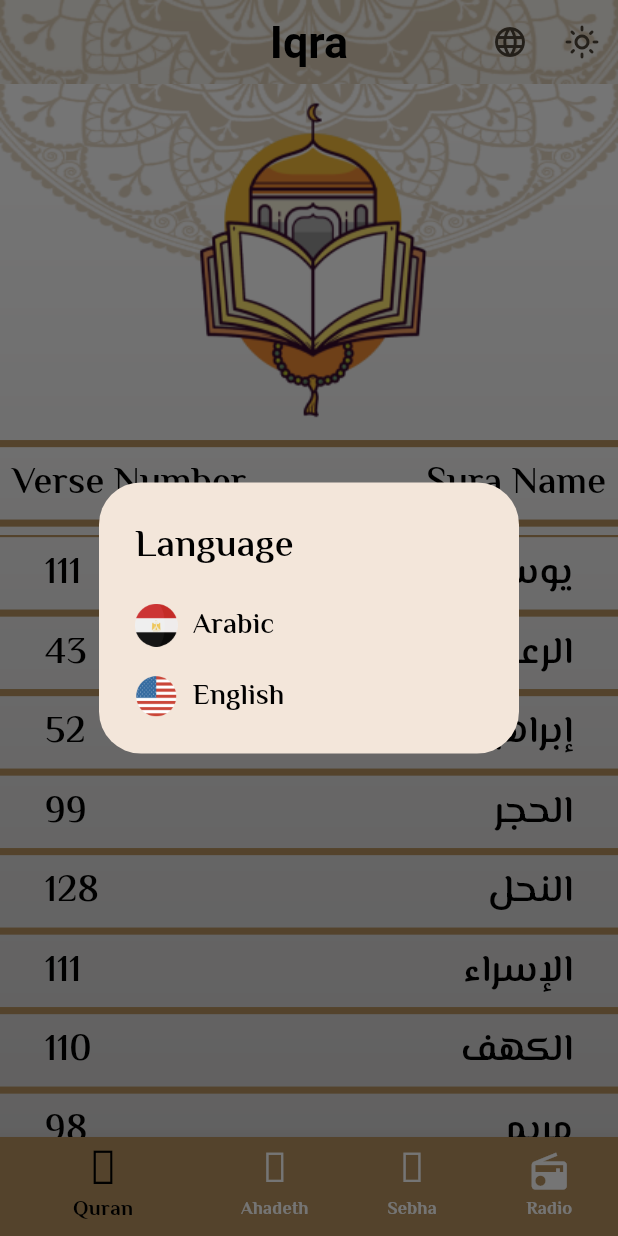
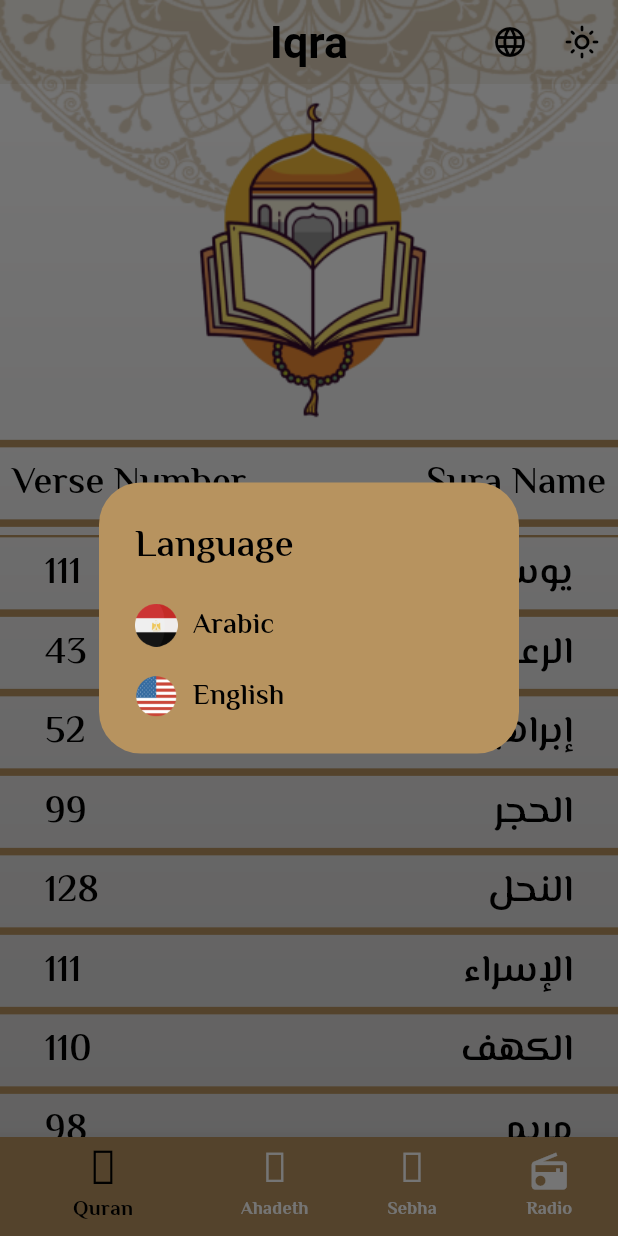
Before and after one commit to NadaMohamedMedhat/Iqra, a Flutter app: the screen it shows after launch, scrolled down 576 dp, after a tap on the "language" icon, on a phone screen of 412 x 824 dp. Run offline on Flutter 3.47's test engine with Material 3 defaults, Android fonts, the phone set to English and light mode, and no system bars; our stand-ins replace easy_localization, flutter_screenutil, google_fonts, lottie; missing offline and left inert: flutter_islamic_icons; Roboto replaces fonts that are missing (Cairo).

Commit message:
-theme is done - theme provider is done

```diff
--- a/lib/config/theme/app_theme.dart
+++ b/lib/config/theme/app_theme.dart
@@ -60,6 +60,15 @@ class AppTheme {
         fontWeight: FontWeight.w600,
       ),
     ),
+    dividerTheme: const DividerThemeData(
+      color: AppColors.primaryLightColor,
+      thickness: 5,
+    ),
+    iconButtonTheme: IconButtonThemeData(
+      style: ButtonStyle(
+        iconColor: WidgetStateProperty.all(Colors.black),
+      ),
+    ),
   );
   static ThemeData darkTheme = ThemeData(
     scaffoldBackgroundColor: Colors.transparent,
@@ -81,7 +90,7 @@ class AppTheme {
     bottomNavigationBarTheme: BottomNavigationBarThemeData(
       backgroundColor: AppColors.primaryDarkColor,
       selectedIconTheme: IconThemeData(
-        color:AppColors.secondaryDarkColor,
+        color: AppColors.secondaryDarkColor,
         size: 32,
       ),
       unselectedIconTheme: const IconThemeData(
@@ -118,5 +127,14 @@ class AppTheme {
         fontWeight: FontWeight.w600,
       ),
     ),
+    dividerTheme: DividerThemeData(
+      color: AppColors.secondaryDarkColor,
+      thickness: 5,
+    ),
+    iconButtonTheme: IconButtonThemeData(
+      style: ButtonStyle(
+        iconColor: WidgetStateProperty.all(AppColors.secondaryDarkColor),
+      ),
+    ),
   );
 }
--- a/lib/main.dart
+++ b/lib/main.dart
@@ -1,7 +1,9 @@
 import 'package:easy_localization/easy_localization.dart';
 import 'package:flutter/material.dart';
+import 'package:provider/provider.dart';
 
 import 'myapp.dart';
+import 'presentation/provider/theme_provider.dart';
 
 Future<void> main() async {
   WidgetsFlutterBinding.ensureInitialized();
@@ -16,7 +18,10 @@ Future<void> main() async {
       fallbackLocale: const Locale('en'),
       startLocale: const Locale('en'),
       saveLocale: true,
-      child: const MyApp(),
+      child: ChangeNotifierProvider(
+        create: (context) => ThemeProvider(),
+        child: const MyApp(),
+      ),
     ),
   );
 }
--- a/lib/myapp.dart
+++ b/lib/myapp.dart
@@ -3,10 +3,12 @@ import 'package:flutter/material.dart';
 import 'package:flutter_screenutil/flutter_screenutil.dart';
 import 'package:iqra/config/theme/app_theme.dart';
 import 'package:iqra/presentation/home/tabs/ahadeth/hadeth_details_screen.dart';
+import 'package:provider/provider.dart';
 
 import 'core/utils/routes.dart';
 import 'presentation/home/home_screen.dart';
 import 'presentation/home/tabs/quran/sura_details_screen.dart';
+import 'presentation/provider/theme_provider.dart';
 import 'presentation/splash/splash_screen.dart';
 
 class MyApp extends StatelessWidget {
@@ -15,6 +17,7 @@ class MyApp extends StatelessWidget {
   // This widget is the root of your application.
   @override
   Widget build(BuildContext context) {
+    ThemeProvider themeProvider = Provider.of<ThemeProvider>(context);
     return ScreenUtilInit(
       designSize: const Size(412, 870),
       minTextAdapt: true,
@@ -26,7 +29,7 @@ class MyApp extends StatelessWidget {
         initialRoute: Routes.home,
         theme:AppTheme.lightTheme,
         darkTheme: AppTheme.darkTheme,
-        themeMode: ThemeMode.light,
+        themeMode: themeProvider.themeMode,
         routes: {
           Routes.splash: (context) => const SplashScreen(),
           Routes.home: (context) => const HomeScreen(),
--- a/lib/presentation/home/home_screen.dart
+++ b/lib/presentation/home/home_screen.dart
@@ -2,6 +2,8 @@ import 'package:easy_localization/easy_localization.dart';
 import 'package:flutter/material.dart';
 import 'package:flutter_islamic_icons/flutter_islamic_icons.dart';
 import 'package:flutter_screenutil/flutter_screenutil.dart';
+import 'package:iqra/presentation/provider/theme_provider.dart';
+import 'package:provider/provider.dart';
 
 import 'tabs/ahadeth/ahadeth_tab.dart';
 import 'tabs/quran/quran_tab.dart';
@@ -27,10 +29,13 @@ class _HomeScreenState extends State<HomeScreen> {
 
   @override
   Widget build(BuildContext context) {
+    ThemeProvider themeProvider = Provider.of<ThemeProvider>(context);
     return Container(
-      decoration: const BoxDecoration(
+      decoration: BoxDecoration(
         image: DecorationImage(
-          image: AssetImage('assets/images/home_background.png'),
+          image: AssetImage(themeProvider.themeMode == ThemeMode.light
+              ? 'assets/images/home_background.png'
+              : 'assets/images/dark_bg.png'),
           fit: BoxFit.fill,
         ),
       ),
@@ -44,6 +49,7 @@ class _HomeScreenState extends State<HomeScreen> {
                     context: context,
                     builder: (BuildContext context) {
                       return AlertDialog(
+                        backgroundColor: Theme.of(context).colorScheme.primary,
                         title: Text(
                           "language".tr(),
                           style: Theme.of(context).textTheme.titleMedium,
@@ -54,7 +60,7 @@ class _HomeScreenState extends State<HomeScreen> {
                               InkWell(
                                 onTap: () {
                                   context.setLocale(const Locale('ar'));
-                                 Navigator.of(context).pop();
+                                  Navigator.of(context).pop();
                                 },
                                 child: Row(
                                   children: [
@@ -115,8 +121,15 @@ class _HomeScreenState extends State<HomeScreen> {
               icon: const Icon(Icons.language_outlined),
             ),
             IconButton(
-              onPressed: () {},
-              icon: const Icon(Icons.light_mode_outlined),
+              onPressed: () {
+                themeProvider.changeTheme(
+                    themeProvider.themeMode == ThemeMode.dark
+                        ? ThemeMode.light
+                        : ThemeMode.dark);
+              },
+              icon: Icon(themeProvider.themeMode == ThemeMode.dark
+                  ? Icons.dark_mode_outlined
+                  : Icons.light_mode_outlined),
             ),
           ],
         ),
--- a/lib/presentation/home/tabs/quran/quran_tab.dart
+++ b/lib/presentation/home/tabs/quran/quran_tab.dart
@@ -241,24 +241,14 @@ class QuranTab extends StatelessWidget {
 
   @override
   Widget build(BuildContext context) {
-    return Container(
-      decoration: const BoxDecoration(
-        image: DecorationImage(
-          image: AssetImage('assets/images/home_background.png'),
-          fit: BoxFit.fill,
-        ),
-      ),
-      child: Scaffold(
+    return Scaffold(
       body: Column(
         children: [
           Image.asset('assets/images/quran_tab_image.png'),
           SizedBox(
             height: 5.h,
           ),
-            Divider(
-              color: Theme.of(context).colorScheme.primary,
-              thickness: 5.h,
-            ),
+          const Divider(),
           Padding(
             padding: const EdgeInsets.symmetric(horizontal: 8),
             child: Row(
@@ -275,10 +265,7 @@ class QuranTab extends StatelessWidget {
               ],
             ),
           ),
-            Divider(
-              color: Theme.of(context).colorScheme.primary,
-              thickness: 5.h,
-            ),
+          const Divider(),
           Expanded(
             child: ListView.separated(
               itemBuilder: (context, index) => Padding(
@@ -289,16 +276,12 @@ class QuranTab extends StatelessWidget {
                   index: index,
                 ),
               ),
-                separatorBuilder: (context, index) => Divider(
-                  color: Theme.of(context).colorScheme.primary,
-                  thickness: 5.h,
-                ),
+              separatorBuilder: (context, index) => const Divider(),
               itemCount: suraNames.length,
             ),
           ),
         ],
       ),
-      ),
     );
   }
 }
--- /dev/null
+++ b/lib/presentation/provider/theme_provider.dart
@@ -0,0 +1,12 @@
+import 'package:flutter/material.dart';
+
+class ThemeProvider extends ChangeNotifier {
+  //default theme
+  ThemeMode themeMode = ThemeMode.light;
+
+  void changeTheme(ThemeMode newThemeMode) {
+    if (themeMode == newThemeMode) return;
+    themeMode = newThemeMode;
+    notifyListeners();
+  }
+}
--- a/pubspec.yaml
+++ b/pubspec.yaml
@@ -41,6 +41,7 @@ dependencies:
   google_fonts: ^6.2.1
   flutter_islamic_icons: ^1.0.2
   easy_localization: ^3.0.7
+  provider: ^6.1.2
 
 icons_launcher:
   image_path: "assets/images/iqra.png"
```
Also changed, not shown: lib/presentation/home/tabs/ahadeth/ahadeth_tab.dart (+7 -5 lines), lib/presentation/home/tabs/ahadeth/hadeth_details_screen.dart (+17 -7 lines), lib/presentation/home/tabs/quran/sura_details_screen.dart (+12 -6 lines), lib/presentation/home/tabs/sebha/sebha_tab.dart (+13 -6 lines), pubspec.lock. Lines whose indentation alone changed are shown as unchanged.
